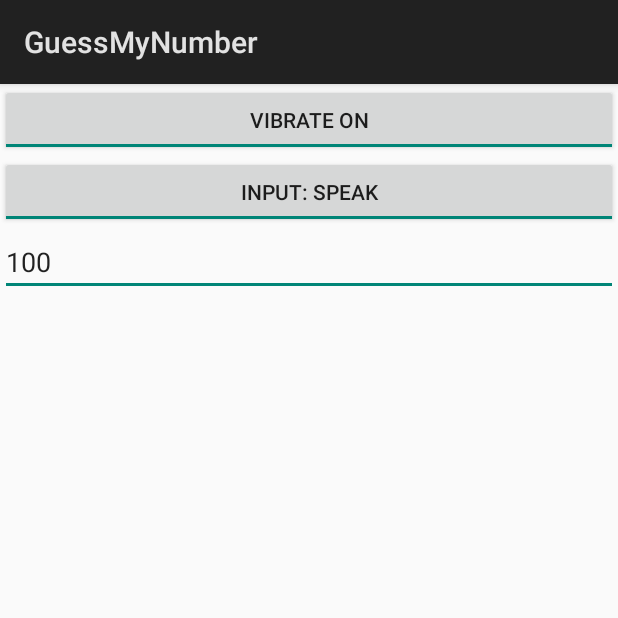
After one commit to gamesbykevin/GuessMyNumber, an Android app: the OptionsActivity screen opened directly, with no data from a screen before it, on a phone screen of 412 x 824 dp, the top half of it. The commit adds this screen. Run offline under Robolectric (Android 15) with nearby library versions, the phone set to English and light mode, and no system bars.

Commit message:
Added options screen
Vibrate on/off
Input speak/type
Random Number range

Store settings in shared preferences

```diff
--- a/app/src/main/AndroidManifest.xml
+++ b/app/src/main/AndroidManifest.xml
@@ -1,6 +1,8 @@
 <?xml version="1.0" encoding="utf-8"?>
 <manifest xmlns:android="http://schemas.android.com/apk/res/android"
           package="com.gamesbykevin.guessmynumber">
+
+    <uses-permission android:name="android.permission.VIBRATE" />
 
     <application
         android:allowBackup="true"
@@ -11,14 +13,14 @@
         android:theme="@style/AppTheme">
         <activity android:name=".MainActivity">
         </activity>
-
         <activity android:name=".MenuActivity">
             <intent-filter>
                 <action android:name="android.intent.action.MAIN"/>
 
                 <category android:name="android.intent.category.LAUNCHER"/>
             </intent-filter>
-
+        </activity>
+        <activity android:name=".OptionsActivity">
         </activity>
     </application>
 
--- /dev/null
+++ b/app/src/main/java/com/gamesbykevin/guessmynumber/OptionsActivity.java
@@ -0,0 +1,71 @@
+package com.gamesbykevin.guessmynumber;
+
+import android.app.Activity;
+import android.content.SharedPreferences;
+import android.os.Bundle;
+import android.util.Log;
+import android.widget.EditText;
+import android.widget.ToggleButton;
+
+public class OptionsActivity extends Activity {
+
+    @Override
+    protected void onCreate(Bundle savedInstanceState) {
+        super.onCreate(savedInstanceState);
+        setContentView(R.layout.activity_options);
+
+        //get our shared preferences so we can pre-populate
+        SharedPreferences preferences = getSharedPreferences(getString(R.string.key_shared_preferences), MODE_PRIVATE);
+
+        //pre-populate the options (if exist)
+        if (preferences != null) {
+
+            //access values so we can save to shared preferences
+            ToggleButton button1 = (ToggleButton)findViewById(R.id.buttonVibrate);
+            ToggleButton button2 = (ToggleButton)findViewById(R.id.buttonInput);
+            EditText editText = (EditText)findViewById(R.id.textRandom);
+
+            //update the button settings
+            button1.setChecked(preferences.getBoolean(getString(R.string.key_vibrate), true));
+            button2.setChecked(preferences.getBoolean(getString(R.string.key_input), true));
+
+            //update the text box
+            editText.setText(preferences.getInt(getString(R.string.key_random), 100) + "");
+        }
+    }
+
+    @Override
+    public void onBackPressed() {
+
+        //get our shared preferences
+        SharedPreferences preferences = getSharedPreferences(getString(R.string.key_shared_preferences), MODE_PRIVATE);
+
+        //ontain our editor object so we can make changes to the shared preferences
+        SharedPreferences.Editor edit = preferences.edit();
+
+        //access values so we can save to shared preferences
+        ToggleButton button1 = (ToggleButton)findViewById(R.id.buttonVibrate);
+        ToggleButton button2 = (ToggleButton)findViewById(R.id.buttonInput);
+        EditText editText = (EditText)findViewById(R.id.textRandom);
+
+        //store the boolean value
+        edit.putBoolean(getString(R.string.key_vibrate), button1.isChecked());
+        edit.putBoolean(getString(R.string.key_input), button2.isChecked());
+
+        //default 100
+        int number = 100;
+
+        //parse string to int and save
+        if (editText.getText() != null && editText.getText().toString().trim().length() > 0)
+            number = Integer.parseInt(editText.getText().toString());
+
+        //store our value
+        edit.putInt(getString(R.string.key_random), number);
+
+        //apply our changes
+        edit.apply();
+
+        //call parent
+        super.onBackPressed();
+    }
+}
--- a/app/src/main/res/layout/activity_menu.xml
+++ b/app/src/main/res/layout/activity_menu.xml
@@ -14,6 +14,7 @@
         android:layout_height="wrap_content"/>
 
     <Button
+        android:onClick="onClickOptions"
         android:text="Options"
         android:layout_width="match_parent"
         android:layout_height="wrap_content"/>
--- /dev/null
+++ b/app/src/main/res/layout/activity_options.xml
@@ -0,0 +1,34 @@
+<?xml version="1.0" encoding="utf-8"?>
+<LinearLayout
+    xmlns:android="http://schemas.android.com/apk/res/android"
+    xmlns:tools="http://schemas.android.com/tools"
+    android:layout_width="match_parent"
+    android:layout_height="match_parent"
+    android:orientation="vertical"
+    tools:context="com.gamesbykevin.guessmynumber.OptionsActivity">
+
+    <!-- vibrate setting on/off -->
+    <ToggleButton
+        android:id="@+id/buttonVibrate"
+        android:textOn="Vibrate On"
+        android:textOff="Vibrate Off"
+        android:layout_width="match_parent"
+        android:layout_height="wrap_content"/>
+
+    <!-- input setting speak/type -->
+    <ToggleButton
+        android:id="@+id/buttonInput"
+        android:textOn="Input: Speak"
+        android:textOff="Input: Keyboard"
+        android:layout_width="match_parent"
+        android:layout_height="wrap_content"/>
+
+    <!-- random number range -->
+    <EditText
+        android:id="@+id/textRandom"
+        android:text="100"
+        android:inputType="number"
+        android:layout_width="match_parent"
+        android:layout_height="wrap_content"/>
+
+</LinearLayout>
--- a/app/src/main/res/values/strings.xml
+++ b/app/src/main/res/values/strings.xml
@@ -6,4 +6,12 @@
     <string name="guess_lower">Lower</string>
     <string name="guess_correct">Correct!! Attempts - </string>
     <string name="instructions">Guess a # 1 - 100</string>
+
+    <!-- our shared preferences hashmap key -->
+    <string name="key_shared_preferences">key_shared_preferences</string>
+
+    <!-- how we will access each shared preference-->
+    <string name="key_vibrate">key_vibrate</string>
+    <string name="key_input">key_input</string>
+    <string name="key_random">key_random</string>
 </resources>
```
Also changed, not shown: app/src/main/java/com/gamesbykevin/guessmynumber/MainActivity.java (+89 -4 lines), app/src/main/java/com/gamesbykevin/guessmynumber/MenuActivity.java (+10 -0 lines), app/src/main/res/layout/activity_main.xml (+14 -1 lines).
